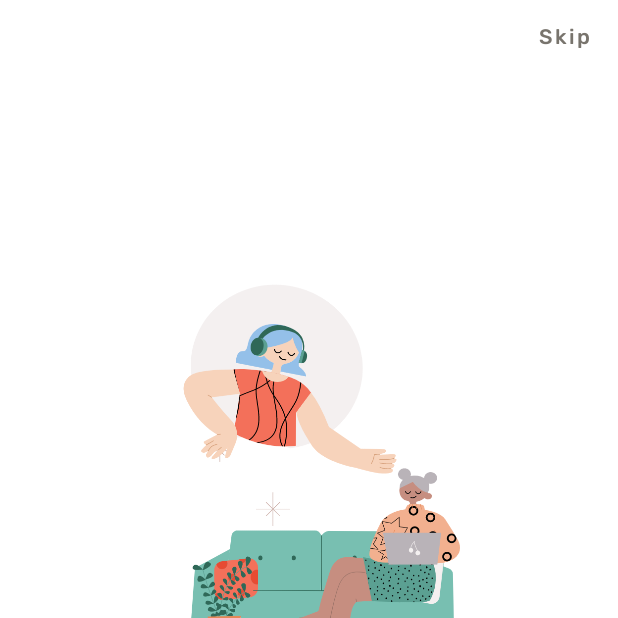
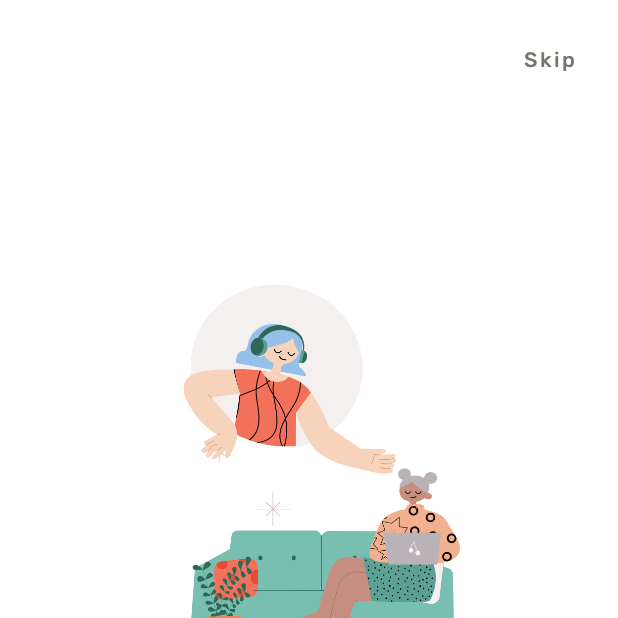
Before and after one commit to tellmeac/wf-android, an Android app: the screen it shows after launch (IntroActivity), on a phone screen of 412 x 824 dp, the top half of it. Run offline under Robolectric (Android 15) with nearby library versions, the phone set to English and light mode, and no system bars.

Commit message:
Fix skip button to be able pressing it

```diff
--- a/app/src/main/java/com/example/worldfactory/ui/intro/IntroActivity.kt
+++ b/app/src/main/java/com/example/worldfactory/ui/intro/IntroActivity.kt
@@ -31,6 +31,7 @@ class IntroActivity : AppCompatActivity() {
                     binding.buttonNext.text = getString(R.string.next)
                 else
                     binding.buttonNext.text = getString(R.string.start)
+                currentPageIndex = position
             }
         })
 
@@ -41,7 +42,9 @@ class IntroActivity : AppCompatActivity() {
                 currentPageIndex++
 
                 viewPager.setCurrentItem(currentPageIndex, true)
-                if(currentPageIndex == 2) binding.buttonNext.text = getString(R.string.start)
+                if(currentPageIndex == 2)
+                    binding.buttonNext.text = getString(R.string.start)
+
                 return@setOnClickListener
             }
 
--- a/app/src/main/res/layout/activity_intro.xml
+++ b/app/src/main/res/layout/activity_intro.xml
@@ -7,11 +7,20 @@
     android:layout_height="match_parent"
     tools:context=".ui.intro.IntroActivity">
 
+    <androidx.viewpager2.widget.ViewPager2
+        android:id="@+id/viewpagerintro"
+        android:layout_width="match_parent"
+        android:layout_height="match_parent"
+        app:layout_constraintBottom_toBottomOf="parent"
+        app:layout_constraintEnd_toEndOf="parent"
+        app:layout_constraintStart_toStartOf="parent"
+        app:layout_constraintTop_toTopOf="parent" />
+
     <Button
         android:id="@+id/button_skip"
         style="@style/Widget.MaterialComponents.Button.TextButton"
-        android:layout_width="40dp"
-        android:layout_height="16dp"
+        android:layout_width="60dp"
+        android:layout_height="48dp"
         android:layout_marginTop="16dp"
         android:layout_marginEnd="16dp"
         android:fontFamily="@font/rubik_medium"
@@ -37,7 +46,6 @@
         android:layout_marginEnd="32dp"
         android:layout_marginBottom="50dp"
         android:backgroundTint="@color/buttonsMain"
-        android:capitalize="none"
         android:fontFamily="@font/rubik_medium"
         android:insetTop="0dp"
         android:insetBottom="0dp"
@@ -52,13 +60,4 @@
         app:layout_constraintStart_toStartOf="parent"
         app:layout_constraintWidth_max="311dp" />
 
-    <androidx.viewpager2.widget.ViewPager2
-        android:id="@+id/viewpagerintro"
-        android:layout_width="match_parent"
-        android:layout_height="match_parent"
-        app:layout_constraintBottom_toBottomOf="parent"
-        app:layout_constraintEnd_toEndOf="parent"
-        app:layout_constraintStart_toStartOf="parent"
-        app:layout_constraintTop_toTopOf="parent" />
-
 </androidx.constraintlayout.widget.ConstraintLayout>
--- a/app/src/main/res/layout/fragment_first_intro.xml
+++ b/app/src/main/res/layout/fragment_first_intro.xml
@@ -18,7 +18,8 @@
         app:layout_constraintHorizontal_bias="0.5"
         app:layout_constraintStart_toStartOf="parent"
         app:layout_constraintTop_toTopOf="parent"
-        app:layout_constraintVertical_chainStyle="packed" />
+        app:layout_constraintVertical_chainStyle="packed"
+        android:contentDescription="@string/todo" />
 
     <TextView
         android:id="@+id/textView2"
@@ -79,24 +80,27 @@
             android:id="@+id/imageView3"
             android:layout_width="wrap_content"
             android:layout_height="wrap_content"
-            android:layout_marginRight="12dp"
+            android:layout_marginEnd="12dp"
             android:layout_weight="1"
-            android:src="@drawable/stepcurrentsvg" />
+            android:src="@drawable/stepcurrentsvg"
+            android:contentDescription="@string/todo" />
 
         <ImageView
             android:id="@+id/imageView4"
             android:layout_width="wrap_content"
             android:layout_height="wrap_content"
-            android:layout_marginRight="12dp"
+            android:layout_marginEnd="12dp"
             android:layout_weight="1"
-            android:src="@drawable/stepothersvg" />
+            android:src="@drawable/stepothersvg"
+            android:contentDescription="@string/todo" />
 
         <ImageView
             android:id="@+id/imageView5"
             android:layout_width="wrap_content"
             android:layout_height="wrap_content"
             android:layout_weight="1"
-            android:src="@drawable/stepothersvg" />
+            android:src="@drawable/stepothersvg"
+            android:contentDescription="@string/todo" />
     </LinearLayout>
 
 </androidx.constraintlayout.widget.ConstraintLayout>
--- a/app/src/main/res/layout/fragment_training.xml
+++ b/app/src/main/res/layout/fragment_training.xml
@@ -14,7 +14,7 @@
         android:layout_marginStart="172dp"
         android:layout_marginEnd="181dp"
         android:fontFamily="@font/rubik_bold"
-        android:text="Under active development!"
+        android:text="@string/under_active_development"
         android:textAlignment="center"
         android:textColor="@color/buttonsMain"
         android:textSize="36sp"
--- a/app/src/main/res/values/strings.xml
+++ b/app/src/main/res/values/strings.xml
@@ -29,4 +29,5 @@
     <string name="test_color_text"><font color='#65AAEA'>Example: </font> he developed an interest in cooking.</string>
     <string name="back">back</string>
     <string name="todo">TODO</string>
+    <string name="under_active_development">Under active development!</string>
 </resources>
```
Also changed, not shown: app/src/main/res/layout/fragment_second_intro.xml (+10 -6 lines), app/src/main/res/layout/fragment_third_intro.xml (+10 -6 lines).
